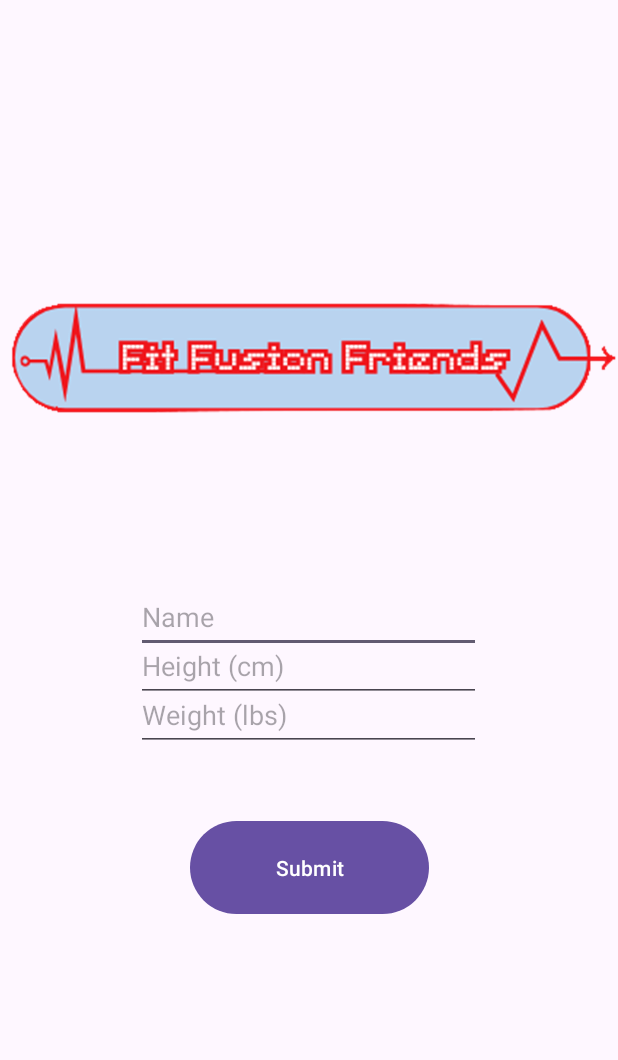
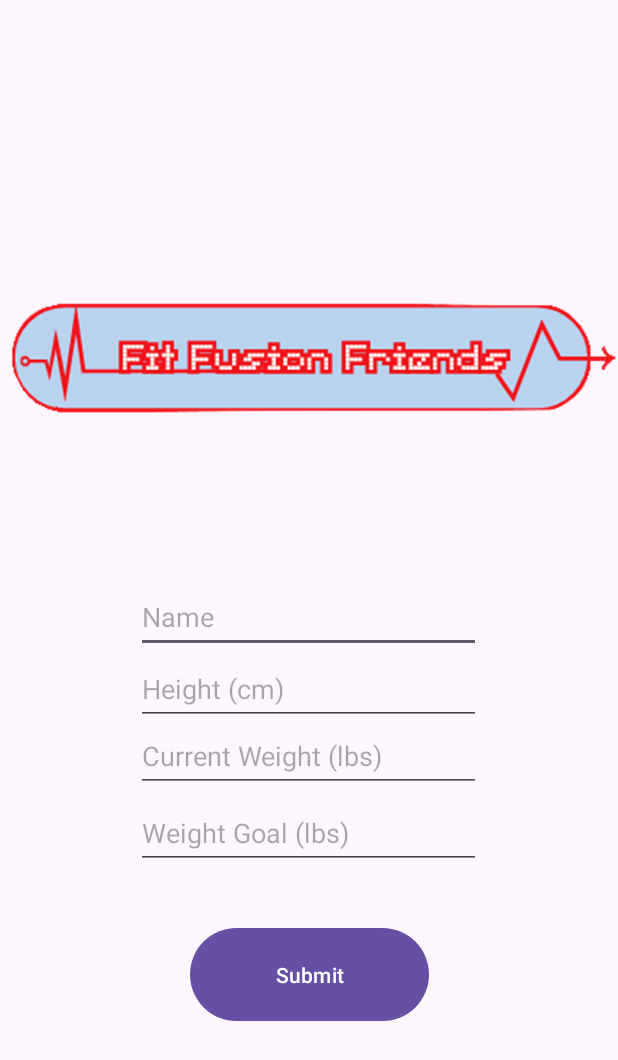
Before and after one commit to Soccerwolf32/HooHacks-2024, an Android app built with Jetpack Compose: the layout content_home.xml on its own in the app's theme, with its tools: preview values and no code run, on a phone screen of 412 x 824 dp. Shown: the top 1060 px of the screen. Run offline under Robolectric (Android 15) with nearby library versions, the phone set to English and light mode, and no system bars.

Commit message:
weight goal added

```diff
--- a/app/src/main/res/layout/content_home.xml
+++ b/app/src/main/res/layout/content_home.xml
@@ -4,7 +4,9 @@
     xmlns:tools="http://schemas.android.com/tools"
     android:layout_width="match_parent"
     android:layout_height="match_parent"
-    app:layout_behavior="@string/appbar_scrolling_view_behavior">
+    app:layout_behavior="@string/appbar_scrolling_view_behavior"
+    tools:layout_editor_absoluteX="0dp"
+    tools:layout_editor_absoluteY="-49dp">
 
     <ImageView
         android:id="@+id/imageView"
@@ -36,16 +38,15 @@
         android:id="@+id/editWeight"
         android:layout_width="230dp"
         android:layout_height="48dp"
-        android:layout_marginBottom="320dp"
         android:ems="10"
-        android:hint="Weight (lbs)"
+        android:hint="Current Weight (lbs)"
         android:inputType="numberDecimal"
-        app:layout_constraintBottom_toBottomOf="parent"
+        app:layout_constraintBottom_toTopOf="@+id/editWeightGoal"
         app:layout_constraintEnd_toEndOf="parent"
         app:layout_constraintHorizontal_bias="0.497"
         app:layout_constraintStart_toStartOf="parent"
         app:layout_constraintTop_toTopOf="@+id/editName"
-        app:layout_constraintVertical_bias="0.95" />
+        app:layout_constraintVertical_bias="0.968" />
 
     <EditText
         android:id="@+id/editHeight"
@@ -54,12 +55,27 @@
         android:ems="10"
         android:hint="Height (cm)"
         android:inputType="numberDecimal"
-        app:layout_constraintBottom_toBottomOf="@+id/editWeight"
+        app:layout_constraintBottom_toBottomOf="@+id/editWeightGoal"
         app:layout_constraintEnd_toEndOf="parent"
         app:layout_constraintHorizontal_bias="0.497"
         app:layout_constraintStart_toStartOf="parent"
         app:layout_constraintTop_toTopOf="@+id/editName"
-        app:layout_constraintVertical_bias="0.505" />
+        app:layout_constraintVertical_bias="0.333" />
+
+    <EditText
+        android:id="@+id/editWeightGoal"
+        android:layout_width="230dp"
+        android:layout_height="48dp"
+        android:layout_marginTop="144dp"
+        android:ems="10"
+        android:hint="Weight Goal (lbs)"
+        android:inputType="numberDecimal"
+        app:layout_constraintBottom_toBottomOf="parent"
+        app:layout_constraintEnd_toEndOf="parent"
+        app:layout_constraintHorizontal_bias="0.497"
+        app:layout_constraintStart_toStartOf="parent"
+        app:layout_constraintTop_toTopOf="@+id/editName"
+        app:layout_constraintVertical_bias="0.0" />
 
     <Button
         android:id="@+id/submitButton"
@@ -73,6 +89,6 @@
         app:layout_constraintHorizontal_bias="0.507"
         app:layout_constraintStart_toStartOf="parent"
         app:layout_constraintTop_toBottomOf="@+id/editWeight"
-        app:layout_constraintVertical_bias="0.168" />
+        app:layout_constraintVertical_bias="0.384" />
 
 </androidx.constraintlayout.widget.ConstraintLayout>
```
Also changed, not shown: app/src/main/java/com/example/fitfusionfriends/MainActivity.java (+41 -4 lines).
